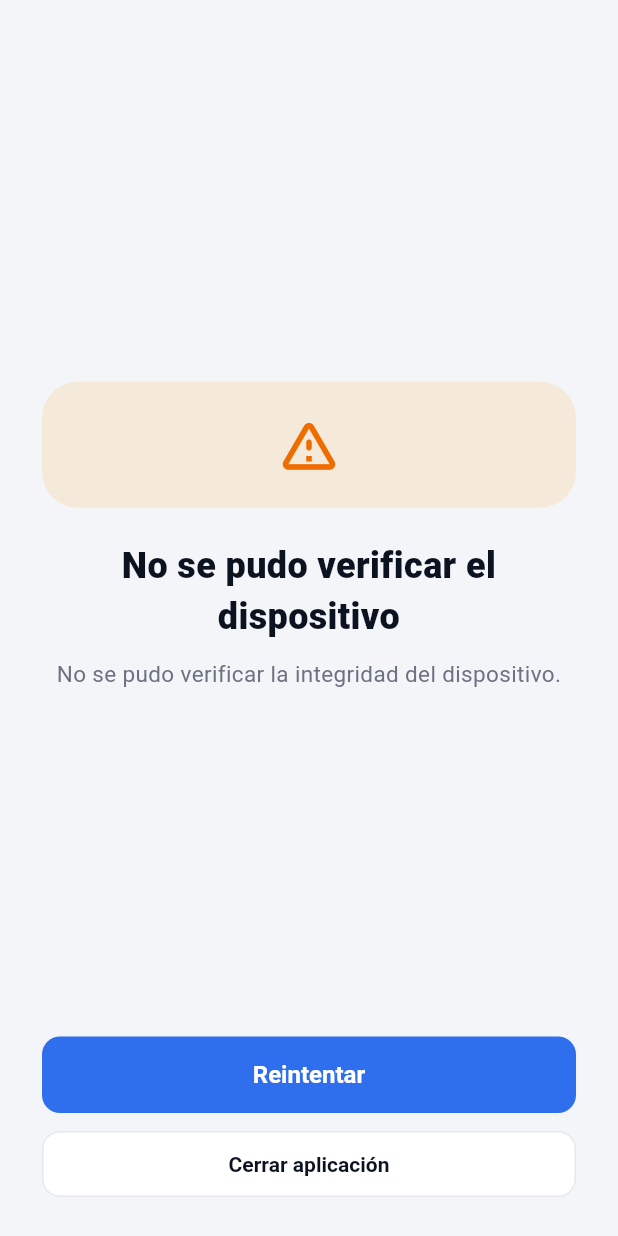
After one commit to M1guelGtz/scanbuild, a Flutter app: the BlockedScreen screen opened by its route, on a phone screen of 412 x 824 dp. The commit adds this screen. Run offline on Flutter 3.47's test engine with Material 3 defaults, Android fonts, the phone set to English and light mode, and no system bars; our stand-ins replace geolocator.

Commit message:
Added: bloked Fake GPS

```diff
--- a/lib/main.dart
+++ b/lib/main.dart
@@ -1,5 +1,7 @@
 import 'package:flutter/material.dart';
 import 'theme/app_theme.dart';
+import 'screens/integrity_gate_screen.dart';
+import 'screens/blocked_screen.dart';
 import 'screens/login_screen.dart';
 import 'screens/home_shell.dart';
 import 'screens/forgot_password_screen.dart';
@@ -18,8 +20,10 @@ class VisionPriceApp extends StatelessWidget {
       title: 'VisionPrice',
       debugShowCheckedModeBanner: false,
       theme: AppTheme.light(),
-      initialRoute: '/login',
+      initialRoute: '/',
       routes: {
+        '/': (_) => const IntegrityGateScreen(),
+        '/blocked': (_) => const BlockedScreen(),
         '/login': (_) => const LoginScreen(),
         '/home': (_) => const HomeShell(),
         '/forgot': (_) => const ForgotPasswordScreen(),
--- /dev/null
+++ b/lib/screens/blocked_screen.dart
@@ -0,0 +1,148 @@
+import 'package:flutter/material.dart';
+import 'package:flutter/services.dart';
+import '../services/mock_location_guard.dart';
+import '../theme/app_theme.dart';
+
+class BlockedScreen extends StatelessWidget {
+  const BlockedScreen({super.key});
+
+  @override
+  Widget build(BuildContext context) {
+    final result =
+        ModalRoute.of(context)?.settings.arguments as IntegrityResult?;
+    final status = result?.status ?? IntegrityStatus.unknownError;
+    final detail = result?.detail ?? 'No se pudo verificar la integridad del dispositivo.';
+
+    final isMock = status == IntegrityStatus.mockDetected;
+
+    return Scaffold(
+      backgroundColor: AppColors.background,
+      body: SafeArea(
+        child: Padding(
+          padding: const EdgeInsets.fromLTRB(28, 24, 28, 24),
+          child: Column(
+            crossAxisAlignment: CrossAxisAlignment.stretch,
+            children: [
+              const Spacer(),
+              Container(
+                width: 84,
+                height: 84,
+                alignment: Alignment.center,
+                decoration: BoxDecoration(
+                  color: (isMock ? Colors.red : Colors.orange)
+                      .withValues(alpha: 0.12),
+                  borderRadius: BorderRadius.circular(24),
+                ),
+                child: Icon(
+                  isMock ? Icons.gpp_bad_outlined : Icons.warning_amber_rounded,
+                  size: 44,
+                  color: isMock ? Colors.red : Colors.orange.shade800,
+                ),
+              ),
+              const SizedBox(height: 22),
+              Text(
+                isMock
+                    ? 'Acceso bloqueado'
+                    : 'No se pudo verificar el dispositivo',
+                textAlign: TextAlign.center,
+                style: const TextStyle(
+                  fontSize: 24,
+                  fontWeight: FontWeight.w800,
+                  color: AppColors.textPrimary,
+                ),
+              ),
+              const SizedBox(height: 10),
+              Text(
+                detail,
+                textAlign: TextAlign.center,
+                style: const TextStyle(
+                  fontSize: 15,
+                  height: 1.45,
+                  color: AppColors.textSecondary,
+                ),
+              ),
+              if (isMock) ...[
+                const SizedBox(height: 22),
+                Container(
+                  padding: const EdgeInsets.all(14),
+                  decoration: BoxDecoration(
+                    color: AppColors.surface,
+                    borderRadius: BorderRadius.circular(12),
+                    border: Border.all(color: AppColors.border),
+                  ),
+                  child: Column(
+                    crossAxisAlignment: CrossAxisAlignment.start,
+                    children: const [
+                      Text(
+                        '¿Cómo desbloquear?',
+                        style: TextStyle(
+                          fontSize: 14,
+                          fontWeight: FontWeight.w700,
+                          color: AppColors.textPrimary,
+                        ),
+                      ),
+                      SizedBox(height: 8),
+                      _Step(
+                        text:
+                            'Desactiva o desinstala cualquier aplicación de Fake GPS.',
+                      ),
+                      _Step(
+                        text:
+                            'En Opciones de Desarrollador → "Seleccionar app de ubicación simulada" elige "Ninguna".',
+                      ),
+                      _Step(
+                        text: 'Reinicia la aplicación.',
+                      ),
+                    ],
+                  ),
+                ),
+              ],
+              const Spacer(),
+              ElevatedButton(
+                onPressed: () =>
+                    Navigator.of(context).pushReplacementNamed('/'),
+                child: const Text('Reintentar'),
+              ),
+              const SizedBox(height: 10),
+              OutlinedButton(
+                onPressed: () => SystemNavigator.pop(),
+                child: const Text('Cerrar aplicación'),
+              ),
+            ],
+          ),
+        ),
+      ),
+    );
+  }
+}
+
+class _Step extends StatelessWidget {
+  final String text;
+  const _Step({required this.text});
+
+  @override
+  Widget build(BuildContext context) {
+    return Padding(
+      padding: const EdgeInsets.symmetric(vertical: 4),
+      child: Row(
+        crossAxisAlignment: CrossAxisAlignment.start,
+        children: [
+          const Padding(
+            padding: EdgeInsets.only(top: 6, right: 8),
+            child: Icon(Icons.circle, size: 6, color: AppColors.textSecondary),
+          ),
+          Expanded(
+            child: Text(
+              text,
+              style: const TextStyle(
+                fontSize: 13.5,
+                height: 1.45,
+                color: AppColors.textSecondary,
+              ),
+            ),
+          ),
+        ],
+      ),
+    );
+  }
+}
--- /dev/null
+++ b/lib/services/mock_location_guard.dart
@@ -0,0 +1,86 @@
+import 'dart:io';
+import 'package:geolocator/geolocator.dart';
+
+enum IntegrityStatus {
+  ok,
+  mockDetected,
+  locationServiceDisabled,
+  permissionDenied,
+  permissionDeniedForever,
+  unsupportedPlatform,
+  unknownError,
+}
+
+class IntegrityResult {
+  final IntegrityStatus status;
+  final String? detail;
+  const IntegrityResult(this.status, [this.detail]);
+
+  bool get isBlocking =>
+      status == IntegrityStatus.mockDetected ||
+      status == IntegrityStatus.locationServiceDisabled ||
+      status == IntegrityStatus.permissionDenied ||
+      status == IntegrityStatus.permissionDeniedForever;
+}
+
+/// Verifica que el dispositivo no esté reportando una ubicación falsa.
+/// La detección real solo es posible en Android (Location.isMock /
+/// isFromMockProvider). En otras plataformas devuelve [IntegrityStatus.ok].
+class MockLocationGuard {
+  static Future<IntegrityResult> check() async {
+    if (!Platform.isAndroid) {
+      // iOS y desktop no exponen API equivalente; no bloqueamos.
+      return const IntegrityResult(IntegrityStatus.ok,
+          'Plataforma sin detección de mock locations.');
+    }
+
+    try {
+      final serviceEnabled = await Geolocator.isLocationServiceEnabled();
+      if (!serviceEnabled) {
+        return const IntegrityResult(
+          IntegrityStatus.locationServiceDisabled,
+          'El servicio de ubicación está apagado. Actívalo para continuar.',
+        );
+      }
+
+      var permission = await Geolocator.checkPermission();
+      if (permission == LocationPermission.denied) {
+        permission = await Geolocator.requestPermission();
+      }
+      if (permission == LocationPermission.denied) {
+        return const IntegrityResult(
+          IntegrityStatus.permissionDenied,
+          'La app necesita permiso de ubicación para verificar la integridad del dispositivo.',
+        );
+      }
+      if (permission == LocationPermission.deniedForever) {
+        return const IntegrityResult(
+          IntegrityStatus.permissionDeniedForever,
+          'El permiso de ubicación está bloqueado permanentemente. Habilítalo manualmente en los ajustes del sistema.',
+        );
+      }
+
+      // Intenta primero la última posición conocida (rápido) y luego una
+      // actual si no hay caché.
+      Position? position = await Geolocator.getLastKnownPosition();
+      position ??= await Geolocator.getCurrentPosition(
+        locationSettings: const LocationSettings(
+          accuracy: LocationAccuracy.lowest,
+          timeLimit: Duration(seconds: 8),
+        ),
+      );
+
+      if (position.isMocked) {
+        return const IntegrityResult(
+          IntegrityStatus.mockDetected,
+          'Se detectó una ubicación falsa (Fake GPS / mock location). '
+              'Por seguridad, esta aplicación no puede ejecutarse en este dispositivo.',
+        );
+      }
+
+      return const IntegrityResult(IntegrityStatus.ok);
+    } catch (e) {
+      return IntegrityResult(IntegrityStatus.unknownError, e.toString());
+    }
+  }
+}
--- a/pubspec.yaml
+++ b/pubspec.yaml
@@ -34,6 +34,7 @@ dependencies:
   # The following adds the Cupertino Icons font to your application.
   # Use with the CupertinoIcons class for iOS style icons.
   cupertino_icons: ^1.0.8
+  geolocator: ^14.0.2
 
 dev_dependencies:
   flutter_test:
```
Also changed, not shown: lib/screens/integrity_gate_screen.dart (added, +75 -0 lines), lib/services/secure_screen.dart (+13 -0 lines), pubspec.lock, 5 other files.
